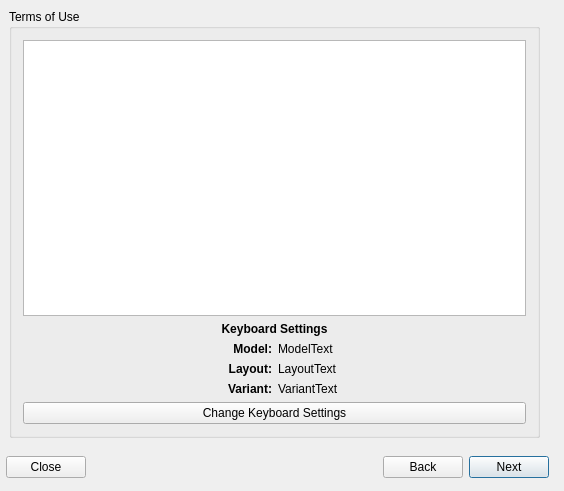
Old version of the form meinstall.ui in the repository antiX-Linux/mx-installer.
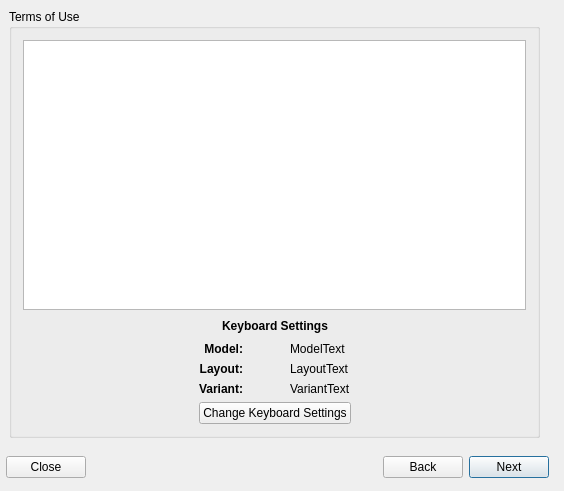
New version of the form. Icons and pictures are not drawn.

Commit message: modified keyboard gui again

Diff of the .ui file:
```diff
--- a/meinstall.ui
+++ b/meinstall.ui
@@ -162,8 +162,10 @@
          <property name="title">
           <string>Terms of Use</string>
          </property>
-         <layout class="QGridLayout" name="gridLayout_2">
-          <item row="0" column="0" colspan="2">
+         <layout class="QGridLayout" name="gridLayout_4">
+          <item row="0" column="0">
+           <layout class="QGridLayout" name="gridLayout_3">
+            <item row="0" column="0">
            <widget class="QPlainTextEdit" name="copyrightBrowser">
             <property name="sizePolicy">
              <sizepolicy hsizetype="MinimumExpanding" vsizetype="MinimumExpanding">
@@ -206,61 +208,93 @@
             </property>
            </widget>
           </item>
-          <item row="1" column="0" colspan="2">
-           <widget class="QLabel" name="labelKeyboardSettings">
-            <property name="text">
-             <string>&lt;html&gt;&lt;head/&gt;&lt;body&gt;&lt;p align=&quot;center&quot;&gt;&lt;span style=&quot; font-weight:600;&quot;&gt;Keyboard Settings&lt;/span&gt;&lt;/p&gt;&lt;/body&gt;&lt;/html&gt;</string>
-            </property>
-           </widget>
-          </item>
-          <item row="2" column="0">
-           <widget class="QLabel" name="label_2">
-            <property name="text">
-             <string>&lt;html&gt;&lt;head/&gt;&lt;body&gt;&lt;p align=&quot;right&quot;&gt;&lt;span style=&quot; font-weight:600;&quot;&gt;Model:&lt;/span&gt;&lt;/p&gt;&lt;/body&gt;&lt;/html&gt;</string>
-            </property>
-           </widget>
-          </item>
-          <item row="2" column="1">
+            <item row="1" column="0">
+             <layout class="QGridLayout" name="gridLayout_2">
+              <item row="0" column="0" rowspan="2">
+               <spacer name="horizontalSpacer_8">
+                <property name="orientation">
+                 <enum>Qt::Horizontal</enum>
+                </property>
+                <property name="sizeHint" stdset="0">
+                 <size>
+                  <width>40</width>
+                  <height>20</height>
+                 </size>
+                </property>
+               </spacer>
+              </item>
+              <item row="2" column="3">
            <widget class="QLabel" name="labelModel">
             <property name="text">
              <string>ModelText</string>
             </property>
            </widget>
           </item>
-          <item row="3" column="0">
+              <item row="0" column="4" rowspan="2">
+               <spacer name="horizontalSpacer_9">
+                <property name="orientation">
+                 <enum>Qt::Horizontal</enum>
+                </property>
+                <property name="sizeHint" stdset="0">
+                 <size>
+                  <width>40</width>
+                  <height>20</height>
+                 </size>
+                </property>
+               </spacer>
+              </item>
+              <item row="3" column="1">
            <widget class="QLabel" name="label_3">
             <property name="text">
              <string>&lt;html&gt;&lt;head/&gt;&lt;body&gt;&lt;p align=&quot;right&quot;&gt;&lt;span style=&quot; font-weight:600;&quot;&gt;Layout:&lt;/span&gt;&lt;/p&gt;&lt;/body&gt;&lt;/html&gt;</string>
             </property>
            </widget>
           </item>
-          <item row="3" column="1">
-           <widget class="QLabel" name="labelLayout">
-            <property name="text">
-             <string>LayoutText</string>
-            </property>
-           </widget>
-          </item>
-          <item row="4" column="0">
+              <item row="4" column="1">
            <widget class="QLabel" name="label_4">
             <property name="text">
              <string>&lt;html&gt;&lt;head/&gt;&lt;body&gt;&lt;p align=&quot;right&quot;&gt;&lt;span style=&quot; font-weight:600;&quot;&gt;Variant:&lt;/span&gt;&lt;/p&gt;&lt;/body&gt;&lt;/html&gt;</string>
             </property>
            </widget>
           </item>
-          <item row="4" column="1">
+              <item row="3" column="3">
+               <widget class="QLabel" name="labelLayout">
+                <property name="text">
+                 <string>LayoutText</string>
+                </property>
+               </widget>
+              </item>
+              <item row="4" column="3">
            <widget class="QLabel" name="labelVariant">
             <property name="text">
              <string>VariantText</string>
             </property>
            </widget>
           </item>
-          <item row="5" column="0" colspan="2">
+              <item row="5" column="1" colspan="3">
            <widget class="QPushButton" name="buttonSetKeyboard">
             <property name="text">
              <string>Change Keyboard Settings</string>
             </property>
            </widget>
+              </item>
+              <item row="2" column="1">
+               <widget class="QLabel" name="label_2">
+                <property name="text">
+                 <string>&lt;html&gt;&lt;head/&gt;&lt;body&gt;&lt;p align=&quot;right&quot;&gt;&lt;span style=&quot; font-weight:600;&quot;&gt;Model:&lt;/span&gt;&lt;/p&gt;&lt;/body&gt;&lt;/html&gt;</string>
+                </property>
+               </widget>
+              </item>
+              <item row="0" column="1" rowspan="2" colspan="3">
+               <widget class="QLabel" name="labelKeyboardSettings">
+                <property name="text">
+                 <string>&lt;html&gt;&lt;head/&gt;&lt;body&gt;&lt;p align=&quot;center&quot;&gt;&lt;span style=&quot; font-weight:600;&quot;&gt;Keyboard Settings&lt;/span&gt;&lt;/p&gt;&lt;/body&gt;&lt;/html&gt;</string>
+                </property>
+               </widget>
+              </item>
+             </layout>
+            </item>
+           </layout>
           </item>
          </layout>
         </widget>
```
Lines whose indentation alone changed are shown as unchanged.
